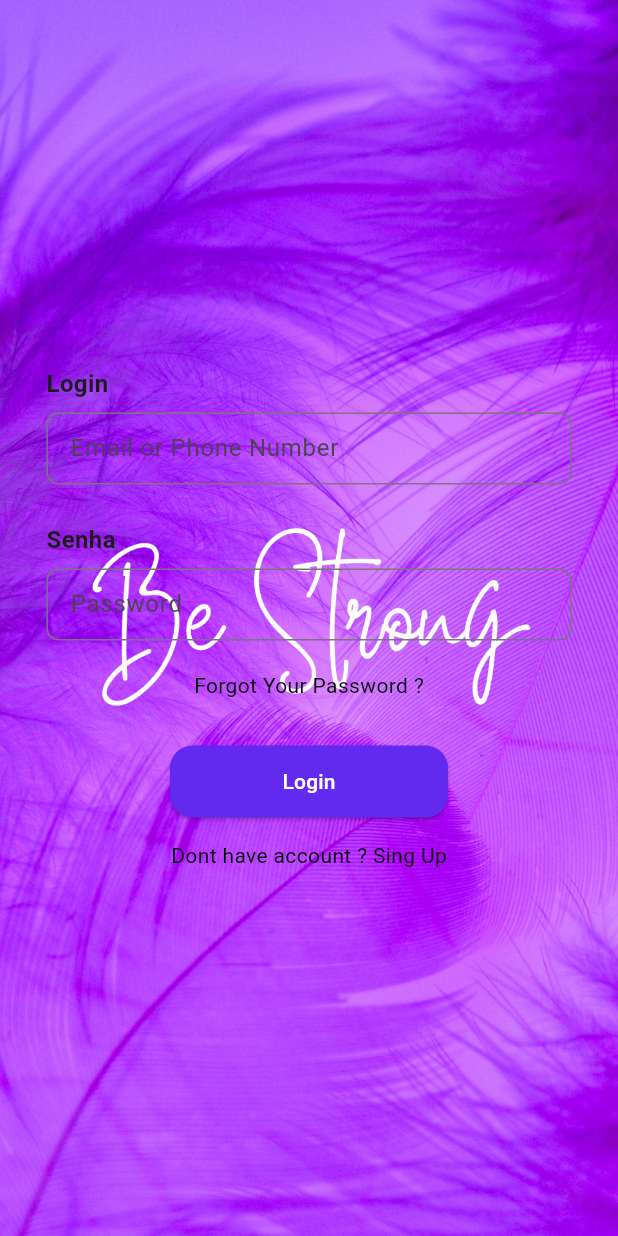
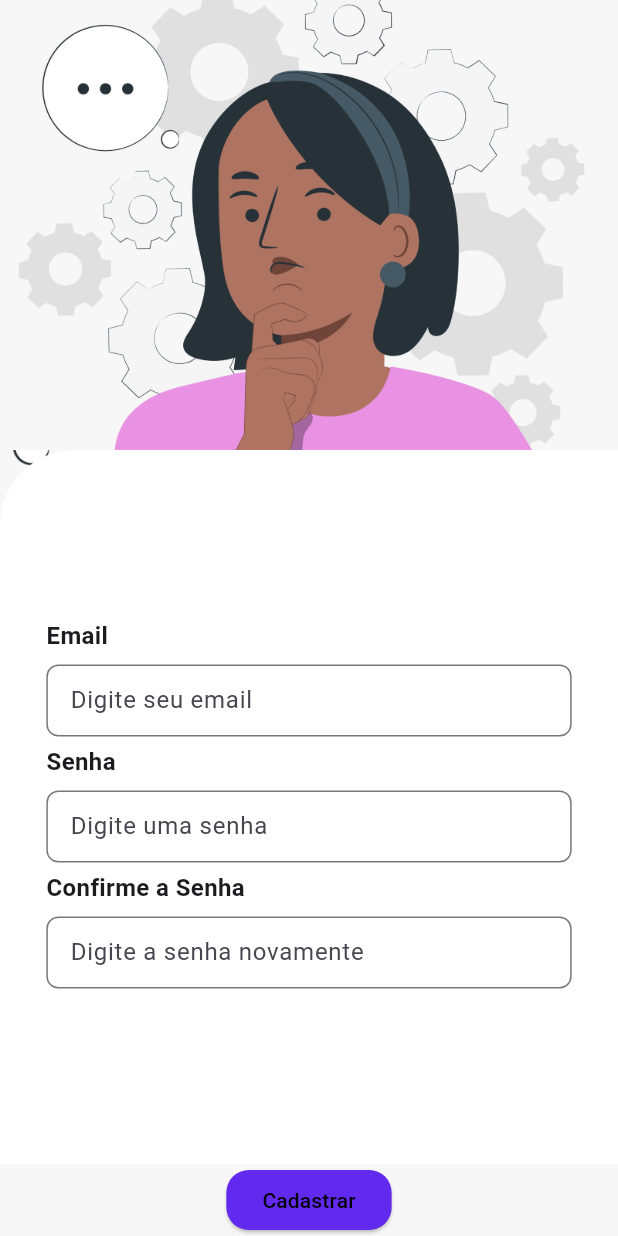
Before and after one commit to EduardoGuedes242/web-front, a Flutter app: the screen it shows after launch, after a tap on "Dont have account ? Sing Up", on a phone screen of 412 x 824 dp. Run offline on Flutter 3.47's test engine with Material 3 defaults, Android fonts, the phone set to English and light mode, and no system bars; our stand-ins replace awesome_bottom_bar, flutter_svg, iconsax_plus.

Commit message:
telaCadastroUsuario

```diff
--- /dev/null
+++ b/lib/cadastroUsuario.dart
@@ -0,0 +1,119 @@
+import 'package:flutter/material.dart';
+import 'package:web/widgets/input_widget.dart';
+
+class CadastroUsuarios extends StatefulWidget {
+  const CadastroUsuarios({super.key});
+
+  @override
+  State<CadastroUsuarios> createState() => _CadastroUsuariosState();
+}
+
+class _CadastroUsuariosState extends State<CadastroUsuarios> {
+  final TextEditingController cadUsuarioController = TextEditingController();
+  final TextEditingController cadSenhaController = TextEditingController();
+  final TextEditingController cadSenhaConfirmaController =
+      TextEditingController();
+
+  // bool _obscureTextSenha = true;
+  // bool _obscureTextSenhaConfirma = true;
+
+  // void _toggleObscureTextSenha() {
+  //   setState(() {
+  //     _obscureTextSenha = !_obscureTextSenha;
+  //   });
+  // }
+
+  // void _toggleObscureTextSenhaConfirma() {
+  //   setState(() {
+  //     _obscureTextSenhaConfirma = !_obscureTextSenhaConfirma;
+  //   });
+  // }
+
+  @override
+  Widget build(BuildContext context) {
+    return Scaffold(
+      body: Container(
+        decoration: BoxDecoration(
+          image: DecorationImage(
+            image: AssetImage('assets/images/cadUsuImg.png'),
+            fit: BoxFit.cover,
+          ),
+        ),
+        child: Column(
+          children: [
+            SizedBox(
+              height: 300, // Defina a altura da imagem
+              width: double.infinity,
+              child: Image.asset(
+                'assets/images/cadUsuImg.png',
+                fit: BoxFit.cover,
+              ),
+            ),
+            Expanded(
+              child: Container(
+                height: 50, //MediaQuery.sizeOf(context).height * 0.4,
+                width: double.infinity,
+                decoration: const BoxDecoration(
+                  color: Colors.white,
+                  borderRadius: BorderRadius.only(
+                    topLeft: Radius.circular(50),
+                    //topRight: Radius.circular(16),
+                  ),
+                ),
+                child: Padding(
+                  padding: const EdgeInsets.all(16.0),
+                  child: Column(
+                    mainAxisAlignment: MainAxisAlignment.center,
+                    children: [
+                      EklTextFormField(
+                        title: 'Email',
+                        hint: 'Digite seu email',
+                        controller: cadUsuarioController,
+                        //obscureText: false,
+                        //toggleObscureText: () {},
+                      ),
+                      EklTextFormField(
+                        title: 'Senha',
+                        hint: 'Digite uma senha',
+                        controller: cadSenhaController,
+                        //obscureText: _obscureTextSenha,
+                        //toggleObscureText: _toggleObscureTextSenha,
+                      ),
+                      EklTextFormField(
+                        title: 'Confirme a Senha',
+                        hint: 'Digite a senha novamente',
+                        controller: cadSenhaConfirmaController,
+                        //obscureText: _obscureTextSenhaConfirma,
+                        //toggleObscureText: _toggleObscureTextSenhaConfirma,
+                      ),
+                    ],
+                  ),
+                ),
+              ),
+            ),
+            ElevatedButton(
+              style: ButtonStyle(
+                  backgroundColor: WidgetStateProperty.all<Color>(
+                      const Color.fromARGB(
+                          255, 98, 41, 238)), // Cor de fundo do botão
+                  iconColor: WidgetStateProperty.all<Color>(
+                      const Color.fromARGB(255, 98, 41, 238)),
+                  shape: WidgetStatePropertyAll(
+                    RoundedRectangleBorder(
+                      borderRadius: BorderRadius.circular(15.0),
+                    ),
+                  )),
+              onPressed: () {},
+              child: const Text(
+                'Cadastrar',
+                style: TextStyle(
+                  color: Colors.black,
+                ),
+              ),
+            ),
+          ],
+        ),
+      ),
+    );
+  }
+}
--- a/lib/pages/loginPage.dart
+++ b/lib/pages/loginPage.dart
@@ -1,6 +1,7 @@
 import 'dart:ui';
 import 'package:flutter/material.dart';
 import 'package:flutter/widgets.dart';
+import 'package:web/cadastroUsuario.dart';
 import 'package:web/widgets/input_widget.dart';
 
 class LoginPage extends StatefulWidget {
@@ -14,6 +15,13 @@ class _LoginPageState extends State<LoginPage> {
   final TextEditingController usuarioController = TextEditingController();
   final TextEditingController senhaController = TextEditingController();
   final TextEditingController cpfCnpjContreller = TextEditingController();
+  // bool _obscureText = true;
+
+  // void _toggleobscureText() {
+  //   setState(() {
+  //     _obscureText = !_obscureText;
+  //   });
+  // }
 
   @override
   Widget build(BuildContext context) {
@@ -97,6 +105,11 @@ class _LoginPageState extends State<LoginPage> {
                   mouseCursor: WidgetStateMouseCursor.clickable,
                   onTap: () {
                     //Abrir tela de cadastro de usuarios...
+                    Navigator.push(
+                      context,
+                      MaterialPageRoute(
+                          builder: (context) => CadastroUsuarios()),
+                    );
                   },
                   child: const Text(
                     'Dont have account ? Sing Up',
```
Also changed, not shown: assets/images/cadUsuImg.png (added).
